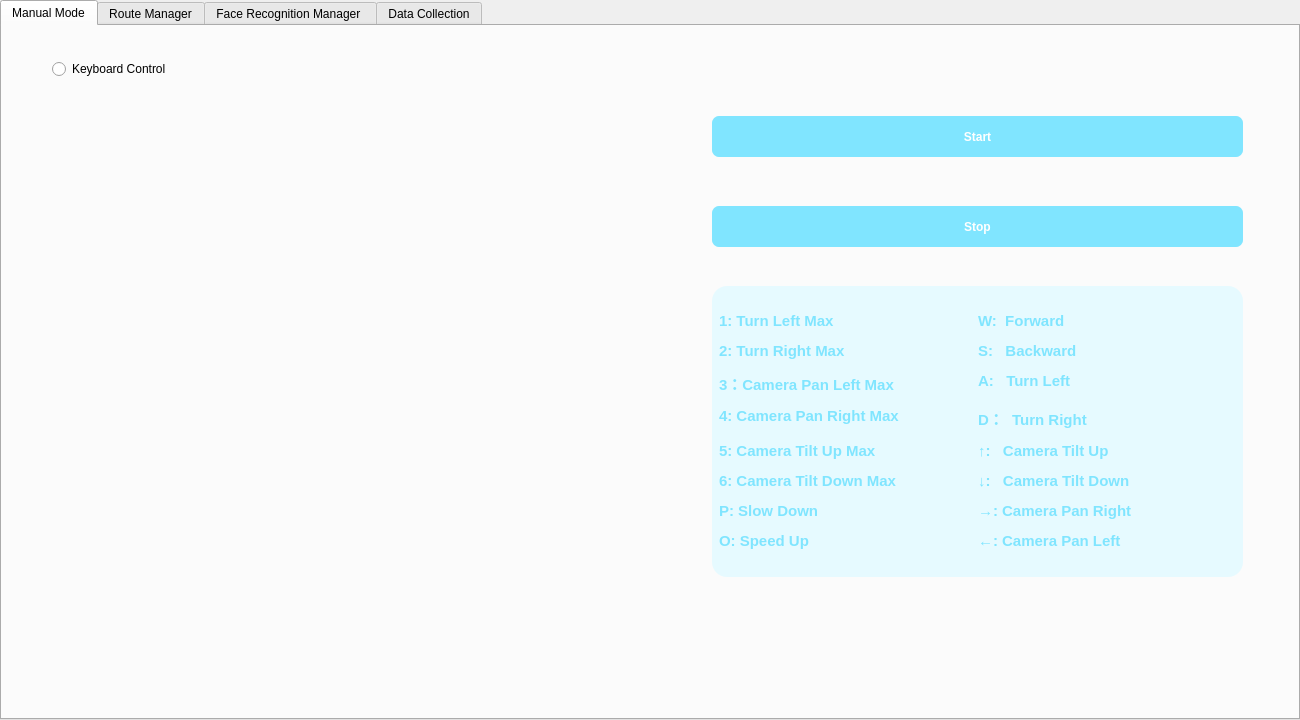
IuliaKovacs/VisionVoyager---DiplomaProject, file VisionVoyagerGUI/adminmodewindow.ui: the form before one commit.
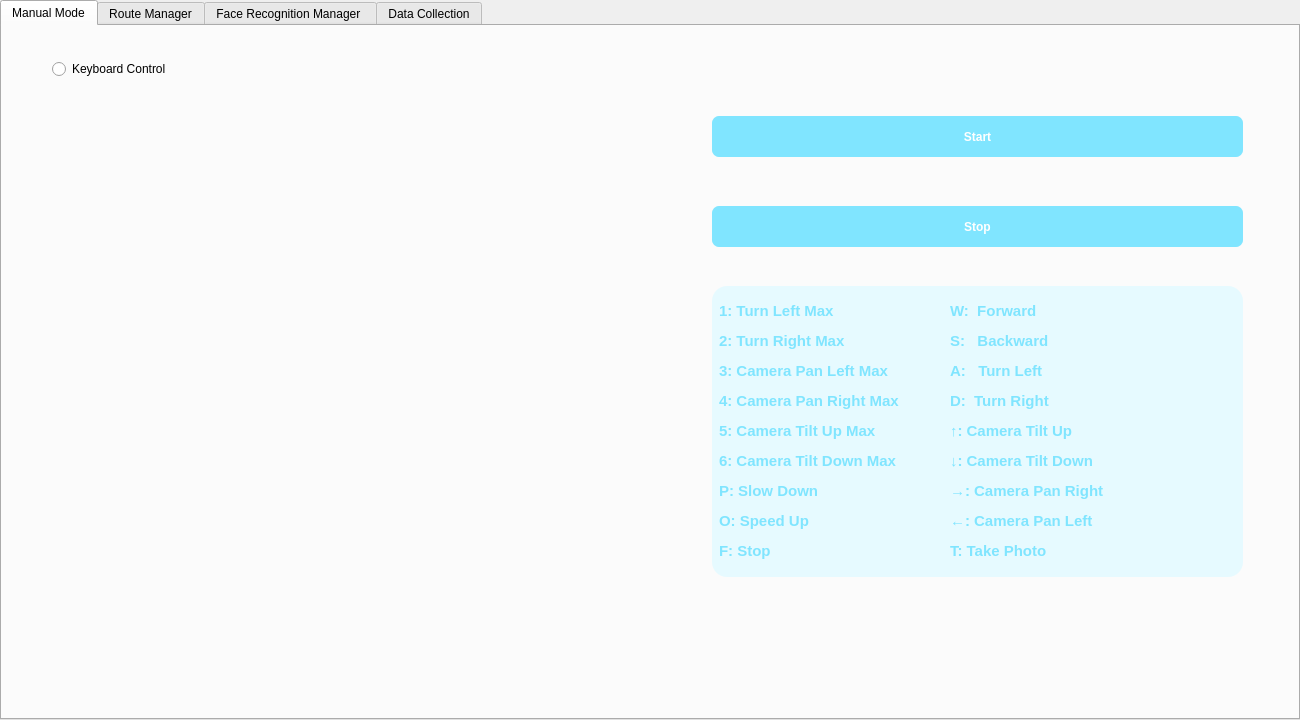
The form after the commit. Icons and pictures are not drawn.

Commit message: Fully integration of Keyboard Control and UI

The edit to the form file:
```diff
--- a/VisionVoyagerGUI/adminmodewindow.ui
+++ b/VisionVoyagerGUI/adminmodewindow.ui
@@ -115,53 +115,96 @@
       </property>
       <property name="text">
        <string>&lt;!DOCTYPE HTML PUBLIC &quot;-//W3C//DTD HTML 4.0//EN&quot; &quot;http://www.w3.org/TR/REC-html40/strict.dtd&quot;&gt;
-&lt;html&gt;&lt;head&gt;&lt;meta name=&quot;qrichtext&quot; content=&quot;1&quot; /&gt;&lt;meta charset=&quot;utf-8&quot; /&gt;&lt;title&gt;Controls&lt;/title&gt;&lt;style type=&quot;text/css&quot;&gt;
+&lt;html&gt;
+&lt;head&gt;
+&lt;meta name=&quot;qrichtext&quot; content=&quot;1&quot; /&gt;
+&lt;meta charset=&quot;utf-8&quot; /&gt;
+&lt;title&gt;Controls&lt;/title&gt;
+&lt;style type=&quot;text/css&quot;&gt;
 p, li { white-space: pre-wrap; }
 hr { height: 1px; border-width: 0; }
 li.unchecked::marker { content: &quot;\2610&quot;; }
 li.checked::marker { content: &quot;\2612&quot;; }
-&lt;/style&gt;&lt;/head&gt;&lt;body style=&quot; font-family:'Segoe UI'; font-size:9pt; font-weight:700; font-style:normal;&quot;&gt;
-&lt;table border=&quot;0&quot; style=&quot; margin-top:0px; margin-bottom:0px; margin-left:0px; margin-right:0px;&quot; cellspacing=&quot;2&quot; cellpadding=&quot;0&quot;&gt;
+&lt;/style&gt;
+&lt;/head&gt;
+&lt;body style=&quot;font-family:'Segoe UI'; font-size:9pt; font-weight:700; font-style:normal;&quot;&gt;
+&lt;table border=&quot;0&quot; style=&quot;margin-top:0px; margin-bottom:0px; margin-left:0px; margin-right:0px;&quot; cellspacing=&quot;2&quot; cellpadding=&quot;0&quot;&gt;
 &lt;tr&gt;
-&lt;td style=&quot; padding-left:5; padding-right:5; padding-top:5; padding-bottom:5;&quot;&gt;
-&lt;p style=&quot; margin-top:0px; margin-bottom:0px; margin-left:0px; margin-right:0px; -qt-block-indent:0; text-indent:0px;&quot;&gt;&lt;span style=&quot; font-family:'Alfa Slab One','cursive'; font-size:11pt; color:#80e5ff;&quot;&gt;1: Turn Left Max                &lt;/span&gt;&lt;/p&gt;&lt;/td&gt;
-&lt;td style=&quot; padding-left:5; padding-right:5; padding-top:5; padding-bottom:5;&quot;&gt;
-&lt;p style=&quot; margin-top:0px; margin-bottom:0px; margin-left:0px; margin-right:0px; -qt-block-indent:0; text-indent:0px;&quot;&gt;&lt;span style=&quot; font-family:'Alfa Slab One','cursive'; font-size:11pt; color:#80e5ff;&quot;&gt;W:  Forward&lt;/span&gt;&lt;/p&gt;&lt;/td&gt;&lt;/tr&gt;
+&lt;td style=&quot;padding-left:5; padding-right:5; padding-top:5; padding-bottom:5;&quot;&gt;
+&lt;p style=&quot;margin-top:0px; margin-bottom:0px; margin-left:0px; margin-right:0px; -qt-block-indent:0; text-indent:0px;&quot;&gt;&lt;span style=&quot;font-family:'Alfa Slab One','cursive'; font-size:11pt; color:#80e5ff;&quot;&gt;1: Turn Left Max                &lt;/span&gt;&lt;/p&gt;
+&lt;/td&gt;
+&lt;td style=&quot;padding-left:5; padding-right:5; padding-top:5; padding-bottom:5;&quot;&gt;
+&lt;p style=&quot;margin-top:0px; margin-bottom:0px; margin-left:0px; margin-right:0px; -qt-block-indent:0; text-indent:0px;&quot;&gt;&lt;span style=&quot;font-family:'Alfa Slab One','cursive'; font-size:11pt; color:#80e5ff;&quot;&gt;W:  Forward&lt;/span&gt;&lt;/p&gt;
+&lt;/td&gt;
+&lt;/tr&gt;
 &lt;tr&gt;
-&lt;td style=&quot; padding-left:5; padding-right:5; padding-top:5; padding-bottom:5;&quot;&gt;
-&lt;p style=&quot; margin-top:12px; margin-bottom:12px; margin-left:0px; margin-right:0px; -qt-block-indent:0; text-indent:0px;&quot;&gt;&lt;span style=&quot; font-family:'Alfa Slab One','cursive'; font-size:11pt; color:#80e5ff;&quot;&gt;2: Turn Right Max              &lt;/span&gt;&lt;/p&gt;&lt;/td&gt;
-&lt;td style=&quot; padding-left:5; padding-right:5; padding-top:5; padding-bottom:5;&quot;&gt;
-&lt;p style=&quot; margin-top:0px; margin-bottom:0px; margin-left:0px; margin-right:0px; -qt-block-indent:0; text-indent:0px;&quot;&gt;&lt;span style=&quot; font-family:'Alfa Slab One','cursive'; font-size:11pt; color:#80e5ff;&quot;&gt;S:   Backward&lt;/span&gt;&lt;/p&gt;&lt;/td&gt;&lt;/tr&gt;
+&lt;td style=&quot;padding-left:5; padding-right:5; padding-top:5; padding-bottom:5;&quot;&gt;
+&lt;p style=&quot;margin-top:12px; margin-bottom:12px; margin-left:0px; margin-right:0px; -qt-block-indent:0; text-indent:0px;&quot;&gt;&lt;span style=&quot;font-family:'Alfa Slab One','cursive'; font-size:11pt; color:#80e5ff;&quot;&gt;2: Turn Right Max              &lt;/span&gt;&lt;/p&gt;
+&lt;/td&gt;
+&lt;td style=&quot;padding-left:5; padding-right:5; padding-top:5; padding-bottom:5;&quot;&gt;
+&lt;p style=&quot;margin-top:0px; margin-bottom:0px; margin-left:0px; margin-right:0px; -qt-block-indent:0; text-indent:0px;&quot;&gt;&lt;span style=&quot;font-family:'Alfa Slab One','cursive'; font-size:11pt; color:#80e5ff;&quot;&gt;S:   Backward&lt;/span&gt;&lt;/p&gt;
+&lt;/td&gt;
+&lt;/tr&gt;
 &lt;tr&gt;
-&lt;td style=&quot; padding-left:5; padding-right:5; padding-top:5; padding-bottom:5;&quot;&gt;
-&lt;p style=&quot; margin-top:12px; margin-bottom:12px; margin-left:0px; margin-right:0px; -qt-block-indent:0; text-indent:0px;&quot;&gt;&lt;span style=&quot; font-family:'Alfa Slab One','cursive'; font-size:11pt; color:#80e5ff;&quot;&gt;3：Camera Pan Left Max               &lt;/span&gt;&lt;/p&gt;&lt;/td&gt;
-&lt;td style=&quot; padding-left:5; padding-right:5; padding-top:5; padding-bottom:5;&quot;&gt;
-&lt;p style=&quot; margin-top:0px; margin-bottom:0px; margin-left:0px; margin-right:0px; -qt-block-indent:0; text-indent:0px;&quot;&gt;&lt;span style=&quot; font-family:'Alfa Slab One','cursive'; font-size:11pt; color:#80e5ff;&quot;&gt;A:   Turn Left &lt;/span&gt;&lt;/p&gt;&lt;/td&gt;&lt;/tr&gt;
+&lt;td style=&quot;padding-left:5; padding-right:5; padding-top:5; padding-bottom:5;&quot;&gt;
+&lt;p style=&quot;margin-top:12px; margin-bottom:12px; margin-left:0px; margin-right:0px; -qt-block-indent:0; text-indent:0px;&quot;&gt;&lt;span style=&quot;font-family:'Alfa Slab One','cursive'; font-size:11pt; color:#80e5ff;&quot;&gt;3: Camera Pan Left Max          &lt;/span&gt;&lt;/p&gt;
+&lt;/td&gt;
+&lt;td style=&quot;padding-left:5; padding-right:5; padding-top:5; padding-bottom:5;&quot;&gt;
+&lt;p style=&quot;margin-top:0px; margin-bottom:0px; margin-left:0px; margin-right:0px; -qt-block-indent:0; text-indent:0px;&quot;&gt;&lt;span style=&quot;font-family:'Alfa Slab One','cursive'; font-size:11pt; color:#80e5ff;&quot;&gt;A:   Turn Left &lt;/span&gt;&lt;/p&gt;
+&lt;/td&gt;
+&lt;/tr&gt;
 &lt;tr&gt;
-&lt;td style=&quot; padding-left:5; padding-right:5; padding-top:5; padding-bottom:5;&quot;&gt;
-&lt;p style=&quot; margin-top:12px; margin-bottom:12px; margin-left:0px; margin-right:0px; -qt-block-indent:0; text-indent:0px;&quot;&gt;&lt;span style=&quot; font-family:'Alfa Slab One','cursive'; font-size:11pt; color:#80e5ff;&quot;&gt;4: Camera Pan Right Max                &lt;/span&gt;&lt;/p&gt;&lt;/td&gt;
-&lt;td style=&quot; padding-left:5; padding-right:5; padding-top:5; padding-bottom:5;&quot;&gt;
-&lt;p style=&quot; margin-top:0px; margin-bottom:0px; margin-left:0px; margin-right:0px; -qt-block-indent:0; text-indent:0px;&quot;&gt;&lt;span style=&quot; font-family:'Alfa Slab One','cursive'; font-size:11pt; color:#80e5ff;&quot;&gt;D：  Turn Right              &lt;/span&gt;&lt;/p&gt;&lt;/td&gt;&lt;/tr&gt;
+&lt;td style=&quot;padding-left:5; padding-right:5; padding-top:5; padding-bottom:5;&quot;&gt;
+&lt;p style=&quot;margin-top:12px; margin-bottom:12px; margin-left:0px; margin-right:0px; -qt-block-indent:0; text-indent:0px;&quot;&gt;&lt;span style=&quot;font-family:'Alfa Slab One','cursive'; font-size:11pt; color:#80e5ff;&quot;&gt;4: Camera Pan Right Max         &lt;/span&gt;&lt;/p&gt;
+&lt;/td&gt;
+&lt;td style=&quot;padding-left:5; padding-right:5; padding-top:5; padding-bottom:5;&quot;&gt;
+&lt;p style=&quot;margin-top:0px; margin-bottom:0px; margin-left:0px; margin-right:0px; -qt-block-indent:0; text-indent:0px;&quot;&gt;&lt;span style=&quot;font-family:'Alfa Slab One','cursive'; font-size:11pt; color:#80e5ff;&quot;&gt;D:  Turn Right &lt;/span&gt;&lt;/p&gt;
+&lt;/td&gt;
+&lt;/tr&gt;
 &lt;tr&gt;
-&lt;td style=&quot; padding-left:5; padding-right:5; padding-top:5; padding-bottom:5;&quot;&gt;
-&lt;p style=&quot; margin-top:0px; margin-bottom:0px; margin-left:0px; margin-right:0px; -qt-block-indent:0; text-indent:0px;&quot;&gt;&lt;span style=&quot; font-family:'Alfa Slab One','cursive'; font-size:11pt; color:#80e5ff;&quot;&gt;5: Camera Tilt Up Max                &lt;/span&gt;&lt;/p&gt;&lt;/td&gt;
-&lt;td style=&quot; padding-left:5; padding-right:5; padding-top:5; padding-bottom:5;&quot;&gt;
-&lt;p style=&quot; margin-top:12px; margin-bottom:12px; margin-left:0px; margin-right:0px; -qt-block-indent:0; text-indent:0px;&quot;&gt;&lt;span style=&quot; font-family:'Alfa Slab One','cursive'; font-size:11pt; color:#80e5ff;&quot;&gt;↑:   Camera Tilt Up&lt;/span&gt;&lt;/p&gt;&lt;/td&gt;&lt;/tr&gt;
+&lt;td style=&quot;padding-left:5; padding-right:5; padding-top:5; padding-bottom:5;&quot;&gt;
+&lt;p style=&quot;margin-top:12px; margin-bottom:12px; margin-left:0px; margin-right:0px; -qt-block-indent:0; text-indent:0px;&quot;&gt;&lt;span style=&quot;font-family:'Alfa Slab One','cursive'; font-size:11pt; color:#80e5ff;&quot;&gt;5: Camera Tilt Up Max          &lt;/span&gt;&lt;/p&gt;
+&lt;/td&gt;
+&lt;td style=&quot;padding-left:5; padding-right:5; padding-top:5; padding-bottom:5;&quot;&gt;
+&lt;p style=&quot;margin-top:0px; margin-bottom:0px; margin-left:0px; margin-right:0px; -qt-block-indent:0; text-indent:0px;&quot;&gt;&lt;span style=&quot;font-family:'Alfa Slab One','cursive'; font-size:11pt; color:#80e5ff;&quot;&gt;↑: Camera Tilt Up&lt;/span&gt;&lt;/p&gt;
+&lt;/td&gt;
+&lt;/tr&gt;
 &lt;tr&gt;
-&lt;td style=&quot; padding-left:5; padding-right:5; padding-top:5; padding-bottom:5;&quot;&gt;
-&lt;p style=&quot; margin-top:0px; margin-bottom:0px; margin-left:0px; margin-right:0px; -qt-block-indent:0; text-indent:0px;&quot;&gt;&lt;span style=&quot; font-family:'Alfa Slab One','cursive'; font-size:11pt; color:#80e5ff;&quot;&gt;6: Camera Tilt Down Max                &lt;/span&gt;&lt;/p&gt;&lt;/td&gt;
-&lt;td style=&quot; padding-left:5; padding-right:5; padding-top:5; padding-bottom:5;&quot;&gt;
-&lt;p style=&quot; margin-top:0px; margin-bottom:0px; margin-left:0px; margin-right:0px; -qt-block-indent:0; text-indent:0px;&quot;&gt;&lt;span style=&quot; font-family:'Alfa Slab One','cursive'; font-size:11pt; color:#80e5ff;&quot;&gt;↓:   Camera Tilt Down&lt;/span&gt;&lt;/p&gt;&lt;/td&gt;&lt;/tr&gt;
+&lt;td style=&quot;padding-left:5; padding-right:5; padding-top:5; padding-bottom:5;&quot;&gt;
+&lt;p style=&quot;margin-top:12px; margin-bottom:12px; margin-left:0px; margin-right:0px; -qt-block-indent:0; text-indent:0px;&quot;&gt;&lt;span style=&quot;font-family:'Alfa Slab One','cursive'; font-size:11pt; color:#80e5ff;&quot;&gt;6: Camera Tilt Down Max          &lt;/span&gt;&lt;/p&gt;
+&lt;/td&gt;
+&lt;td style=&quot;padding-left:5; padding-right:5; padding-top:5; padding-bottom:5;&quot;&gt;
+&lt;p style=&quot;margin-top:0px; margin-bottom:0px; margin-left:0px; margin-right:0px; -qt-block-indent:0; text-indent:0px;&quot;&gt;&lt;span style=&quot;font-family:'Alfa Slab One','cursive'; font-size:11pt; color:#80e5ff;&quot;&gt;↓: Camera Tilt Down&lt;/span&gt;&lt;/p&gt;
+&lt;/td&gt;
+&lt;/tr&gt;
 &lt;tr&gt;
-&lt;td style=&quot; padding-left:5; padding-right:5; padding-top:5; padding-bottom:5;&quot;&gt;
-&lt;p style=&quot; margin-top:0px; margin-bottom:0px; margin-left:0px; margin-right:0px; -qt-block-indent:0; text-indent:0px;&quot;&gt;&lt;span style=&quot; font-family:'Alfa Slab One','cursive'; font-size:11pt; color:#80e5ff;&quot;&gt;P: Slow Down                &lt;/span&gt;&lt;/p&gt;&lt;/td&gt;
-&lt;td style=&quot; padding-left:5; padding-right:5; padding-top:5; padding-bottom:5;&quot;&gt;
-&lt;p style=&quot; margin-top:0px; margin-bottom:0px; margin-left:0px; margin-right:0px; -qt-block-indent:0; text-indent:0px;&quot;&gt;&lt;span style=&quot; font-family:'Alfa Slab One','cursive'; font-size:11pt; color:#80e5ff;&quot;&gt;→: Camera Pan Right                &lt;/span&gt;&lt;/p&gt;&lt;/td&gt;&lt;/tr&gt;
+&lt;td style=&quot;padding-left:5; padding-right:5; padding-top:5; padding-bottom:5;&quot;&gt;
+&lt;p style=&quot;margin-top:0px; margin-bottom:0px; margin-left:0px; margin-right:0px; -qt-block-indent:0; text-indent:0px;&quot;&gt;&lt;span style=&quot;font-family:'Alfa Slab One','cursive'; font-size:11pt; color:#80e5ff;&quot;&gt;P: Slow Down                &lt;/span&gt;&lt;/p&gt;
+&lt;/td&gt;
+&lt;td style=&quot;padding-left:5; padding-right:5; padding-top:5; padding-bottom:5;&quot;&gt;
+&lt;p style=&quot;margin-top:0px; margin-bottom:0px; margin-left:0px; margin-right:0px; -qt-block-indent:0; text-indent:0px;&quot;&gt;&lt;span style=&quot;font-family:'Alfa Slab One','cursive'; font-size:11pt; color:#80e5ff;&quot;&gt;→: Camera Pan Right                &lt;/span&gt;&lt;/p&gt;
+&lt;/td&gt;
+&lt;/tr&gt;
 &lt;tr&gt;
-&lt;td style=&quot; padding-left:5; padding-right:5; padding-top:5; padding-bottom:5;&quot;&gt;
-&lt;p style=&quot; margin-top:0px; margin-bottom:0px; margin-left:0px; margin-right:0px; -qt-block-indent:0; text-indent:0px;&quot;&gt;&lt;span style=&quot; font-family:'Alfa Slab One','cursive'; font-size:11pt; color:#80e5ff;&quot;&gt;O: Speed Up                &lt;/span&gt;&lt;/p&gt;&lt;/td&gt;
-&lt;td style=&quot; padding-left:5; padding-right:5; padding-top:5; padding-bottom:5;&quot;&gt;
-&lt;p style=&quot; margin-top:0px; margin-bottom:0px; margin-left:0px; margin-right:0px; -qt-block-indent:0; text-indent:0px;&quot;&gt;&lt;span style=&quot; font-family:'Alfa Slab One','cursive'; font-size:11pt; color:#80e5ff;&quot;&gt;←: Camera Pan Left&lt;/span&gt;&lt;/p&gt;&lt;/td&gt;&lt;/tr&gt;&lt;/table&gt;&lt;/body&gt;&lt;/html&gt;</string>
+&lt;td style=&quot;padding-left:5; padding-right:5; padding-top:5; padding-bottom:5;&quot;&gt;
+&lt;p style=&quot;margin-top:0px; margin-bottom:0px; margin-left:0px; margin-right:0px; -qt-block-indent:0; text-indent:0px;&quot;&gt;&lt;span style=&quot;font-family:'Alfa Slab One','cursive'; font-size:11pt; color:#80e5ff;&quot;&gt;O: Speed Up                &lt;/span&gt;&lt;/p&gt;
+&lt;/td&gt;
+&lt;td style=&quot;padding-left:5; padding-right:5; padding-top:5; padding-bottom:5;&quot;&gt;
+&lt;p style=&quot;margin-top:0px; margin-bottom:0px; margin-left:0px; margin-right:0px; -qt-block-indent:0; text-indent:0px;&quot;&gt;&lt;span style=&quot;font-family:'Alfa Slab One','cursive'; font-size:11pt; color:#80e5ff;&quot;&gt;←: Camera Pan Left&lt;/span&gt;&lt;/p&gt;
+&lt;/td&gt;
+&lt;/tr&gt;
+&lt;tr&gt;
+&lt;td style=&quot;padding-left:5; padding-right:5; padding-top:5; padding-bottom:5;&quot;&gt;
+&lt;p style=&quot;margin-top:0px; margin-bottom:0px; margin-left:0px; margin-right:0px; -qt-block-indent:0; text-indent:0px;&quot;&gt;&lt;span style=&quot;font-family:'Alfa Slab One','cursive'; font-size:11pt; color:#80e5ff;&quot;&gt;F: Stop                &lt;/span&gt;&lt;/p&gt;
+&lt;/td&gt;
+&lt;td style=&quot;padding-left:5; padding-right:5; padding-top:5; padding-bottom:5;&quot;&gt;
+&lt;p style=&quot;margin-top:0px; margin-bottom:0px; margin-left:0px; margin-right:0px; -qt-block-indent:0; text-indent:0px;&quot;&gt;&lt;span style=&quot;font-family:'Alfa Slab One','cursive'; font-size:11pt; color:#80e5ff;&quot;&gt;T: Take Photo&lt;/span&gt;&lt;/p&gt;
+&lt;/td&gt;
+&lt;/tr&gt;
+&lt;/table&gt;
+&lt;/body&gt;
+&lt;/html&gt;
+</string>
       </property>
      </widget>
      <widget class="QRadioButton" name="controlButton">
```
The commit also changes 10 other files.
